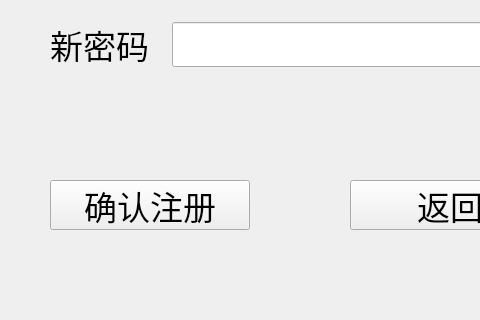
This is UI/NewAccount.ui in YeshengSu/MapleStroyStarter as Qt 5 draws it before an edit; both pictures show x 0 to 480 and y 130 to 450 of the 600 by 450 pixel window. The edited form follows.
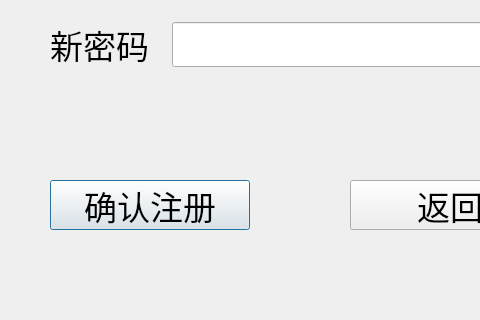
This is the edited form.

```diff
--- a/UI/NewAccount.ui
+++ b/UI/NewAccount.ui
@@ -128,6 +128,9 @@
    <property name="text">
     <string>确认注册</string>
    </property>
+   <property name="default">
+    <bool>true</bool>
+   </property>
   </widget>
  </widget>
  <resources/>
```
